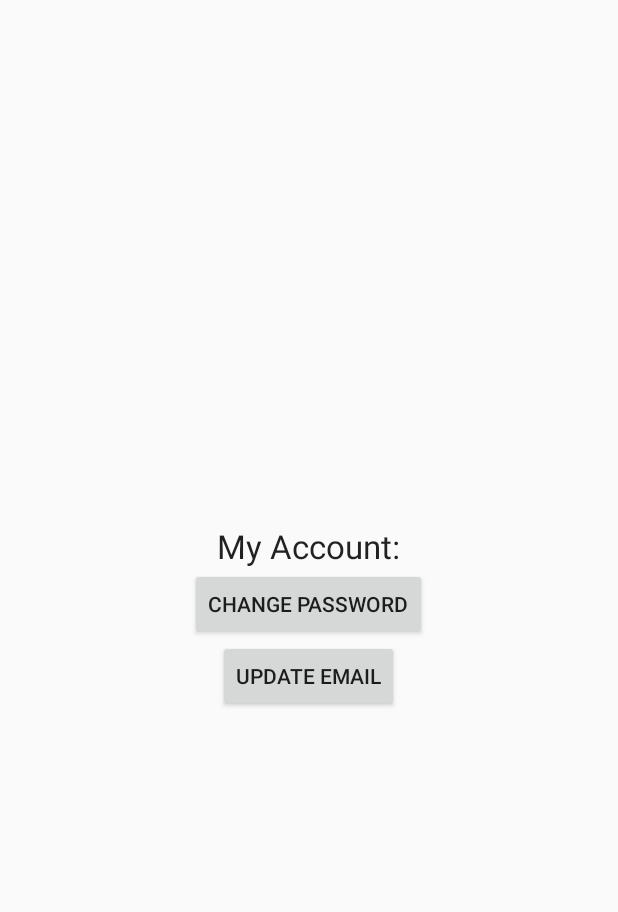
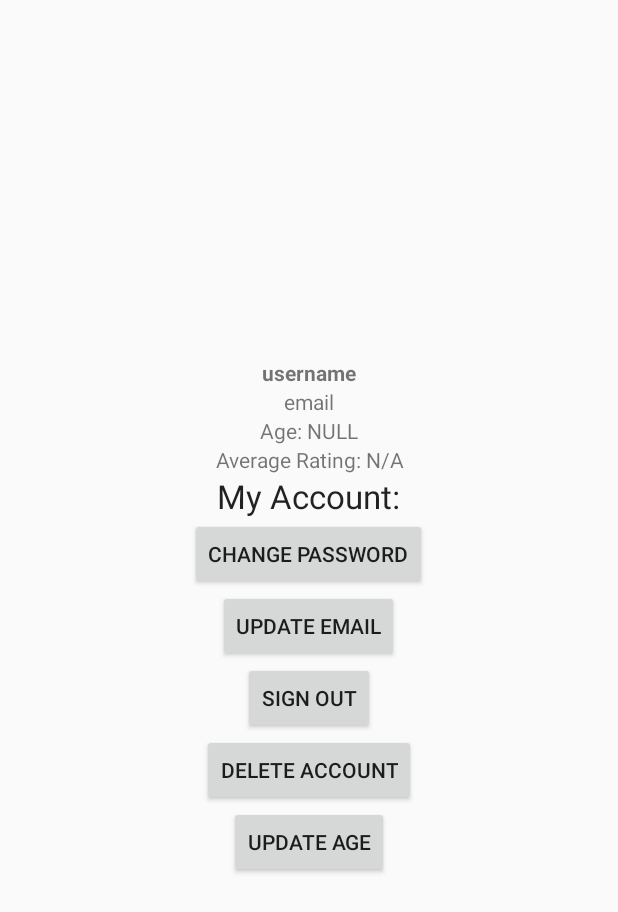
Before and after one commit to ethanluuflu/StuDying, an Android app: the AccountActivity screen opened directly, with no data from a screen before it, on a phone screen of 412 x 824 dp. Shown: the top 912 px of the screen. Run offline under Robolectric (Android 15) with nearby library versions, the phone set to English and light mode, and no system bars; our stand-ins replace Firebase (no records; nobody signed in at launch, a user with empty details on screens opened directly); 2 statements that could not run were skipped.

Commit message:
Basic group format, user format, display sample user attributes in my account. Signout works.

```diff
--- a/app/build.gradle
+++ b/app/build.gradle
@@ -23,6 +23,7 @@ dependencies {
     implementation 'com.android.support:appcompat-v7:27.1.1'
     implementation 'com.android.support:design:27.1.1'
     implementation 'com.android.support.constraint:constraint-layout:1.1.3'
+    implementation 'com.google.firebase:firebase-database:16.0.1'
     testImplementation 'junit:junit:4.12'
     androidTestImplementation 'com.android.support.test:runner:1.0.2'
     androidTestImplementation 'com.android.support.test.espresso:espresso-core:3.0.2'
--- a/app/src/main/AndroidManifest.xml
+++ b/app/src/main/AndroidManifest.xml
@@ -11,7 +11,8 @@
         android:roundIcon="@mipmap/ic_launcher_round"
         android:supportsRtl="true"
         android:theme="@style/AppTheme">
-        <activity android:name=".UpdateEmailActivity"></activity>
+        <activity android:name=".CreateGroupActivity"></activity>
+        <activity android:name=".UpdateEmailActivity" />
         <activity android:name=".ForgotPWActivity" />
         <activity android:name=".AboutActivity" />
         <activity android:name=".SupportActivity" />
--- a/app/src/main/java/com/example/ethan/studying/AccountActivity.java
+++ b/app/src/main/java/com/example/ethan/studying/AccountActivity.java
@@ -1,25 +1,87 @@
 package com.example.ethan.studying;
 
 import android.content.Intent;
+import android.support.annotation.NonNull;
 import android.support.v7.app.AppCompatActivity;
 import android.os.Bundle;
 import android.view.View;
 import android.widget.Button;
+import android.widget.TextView;
+
+import com.google.firebase.auth.FirebaseAuth;
+import com.google.firebase.auth.FirebaseUser;
+import com.google.firebase.database.DataSnapshot;
+import com.google.firebase.database.DatabaseError;
+import com.google.firebase.database.DatabaseReference;
+import com.google.firebase.database.FirebaseDatabase;
+import com.google.firebase.database.ValueEventListener;
 
 public class AccountActivity extends AppCompatActivity implements View.OnClickListener {
 
-    private Button changePW, updateEmail;
+    private TextView viewUser, viewEmail, viewAge, viewRating;
+    private Button changePW, updateEmail, signOut;
+    private FirebaseAuth mAuth;
+    private FirebaseUser user;
+    private DatabaseReference userDB;
 
     @Override
     protected void onCreate(Bundle savedInstanceState) {
         super.onCreate(savedInstanceState);
         setContentView(R.layout.activity_account);
+
+        mAuth = FirebaseAuth.getInstance();
+        user = FirebaseAuth.getInstance().getCurrentUser();
+        userDB = FirebaseDatabase.getInstance().getReference("Users").child(user.getUid());
+
+        viewUser = findViewById(R.id.tvUsername);
+        viewEmail = findViewById(R.id.tvEmail);
+        viewAge = findViewById(R.id.tvAge);
+        viewRating = findViewById(R.id.tvRating);
+
         changePW = findViewById(R.id.changePWBtn);
         changePW.setOnClickListener(this);
 
         updateEmail = findViewById(R.id.updateEmail);
         updateEmail.setOnClickListener(this);
 
+        signOut = findViewById(R.id.signOutBtn);
+        signOut.setOnClickListener(this);
+
+    }
+
+    //Use onStart to update
+    //since onStart is called each time, activity is active
+    @Override
+    protected void onStart() {
+        super.onStart();
+
+        userDB.addValueEventListener(new ValueEventListener() {
+            @Override
+            public void onDataChange(@NonNull DataSnapshot dataSnapshot) {
+                //Grab user object from database
+                User currUser = dataSnapshot.getValue(User.class);
+                viewUser.setText("Username: " + currUser.getUser());
+                viewEmail.setText("Email Address: " + currUser.getEmail());
+
+                if (dataSnapshot.hasChild("age")) {
+                    viewAge.setText("Age: " + currUser.getAge());
+                } else {
+                    viewAge.setText("Age: NULL");
+                }
+
+                if (dataSnapshot.hasChild("rating")) {
+                    viewRating.setText("Average Rating: " + currUser.getRating());
+                } else {
+                    viewRating.setText("Average Rating: N/A");
+
+                }
+            }
+
+            @Override
+            public void onCancelled(@NonNull DatabaseError databaseError) {
+
+            }
+        });
     }
 
     @Override
@@ -33,5 +95,11 @@ public class AccountActivity extends AppCompatActivity implements View.OnClickLi
             Intent i = new Intent(AccountActivity.this, ChangePWActivity.class);
             startActivity(i);
         }
+        if (view == signOut) {
+            Intent i = new Intent(AccountActivity.this, LoginActivity.class);
+            finish();
+            mAuth.signOut();
+            startActivity(i);
+        }
     }
 }
--- a/app/src/main/java/com/example/ethan/studying/MainActivity.java
+++ b/app/src/main/java/com/example/ethan/studying/MainActivity.java
@@ -37,7 +37,7 @@ public class MainActivity extends AppCompatActivity implements View.OnClickListe
 
         }
         if(view == groupBtn) {
-            Intent i = new Intent(MainActivity.this, GroupActivity.class);
+            Intent i = new Intent(MainActivity.this, CreateGroupActivity.class);
             startActivity(i);
         }
         if(view == accountBtn) {
--- a/app/src/main/res/layout/activity_account.xml
+++ b/app/src/main/res/layout/activity_account.xml
@@ -5,6 +5,35 @@
     android:gravity="center"
     android:orientation="vertical">
     tools:context=".AccountActivity">
+
+    <TextView
+        android:id="@+id/tvUsername"
+        android:layout_width="match_parent"
+        android:layout_height="wrap_content"
+        android:text="username"
+        android:textAlignment="center"
+        android:textStyle="bold" />
+
+    <TextView
+        android:id="@+id/tvEmail"
+        android:layout_width="match_parent"
+        android:layout_height="wrap_content"
+        android:text="email"
+        android:textAlignment="center" />
+
+    <TextView
+        android:id="@+id/tvAge"
+        android:layout_width="match_parent"
+        android:layout_height="wrap_content"
+        android:text="Age"
+        android:textAlignment="center" />
+
+    <TextView
+        android:id="@+id/tvRating"
+        android:layout_width="match_parent"
+        android:layout_height="wrap_content"
+        android:text="Rating"
+        android:textAlignment="center" />
 
     <TextView
         android:id="@+id/loginTitle"
@@ -33,5 +62,23 @@
         android:layout_height="wrap_content"
         android:text="Update Email" />
 
+    <Button
+        android:id="@+id/signOutBtn"
+        android:layout_width="wrap_content"
+        android:layout_height="wrap_content"
+        android:text="Sign Out" />
+
+    <Button
+        android:id="@+id/deleteBtn"
+        android:layout_width="wrap_content"
+        android:layout_height="wrap_content"
+        android:text="Delete Account" />
+
+    <Button
+        android:id="@+id/updateAge"
+        android:layout_width="wrap_content"
+        android:layout_height="wrap_content"
+        android:text="Update Age" />
+
 
 </LinearLayout>
```
Also changed, not shown: app/src/main/java/com/example/ethan/studying/CreateGroupActivity.java (added, +58 -0 lines), app/src/main/java/com/example/ethan/studying/Groups.java (added, +64 -0 lines), app/src/main/java/com/example/ethan/studying/RegisterActivity.java (+20 -6 lines), app/src/main/java/com/example/ethan/studying/UpdateEmailActivity.java (+10 -1 lines), app/src/main/java/com/example/ethan/studying/User.java (added, +60 -0 lines), app/src/main/res/layout/activity_create_group.xml (added, +34 -0 lines).
